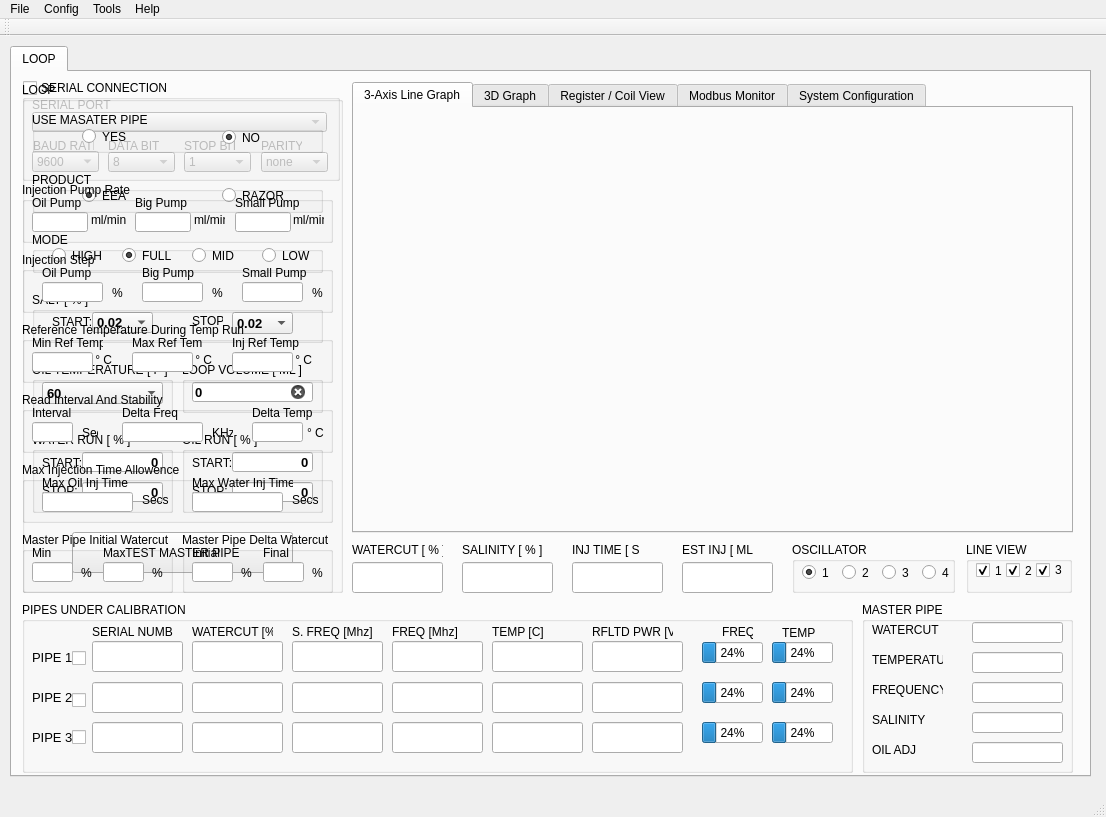
Qt form Sparky/forms/mainwindow.ui (embeddedlinuxer/Sparky) before a commit.
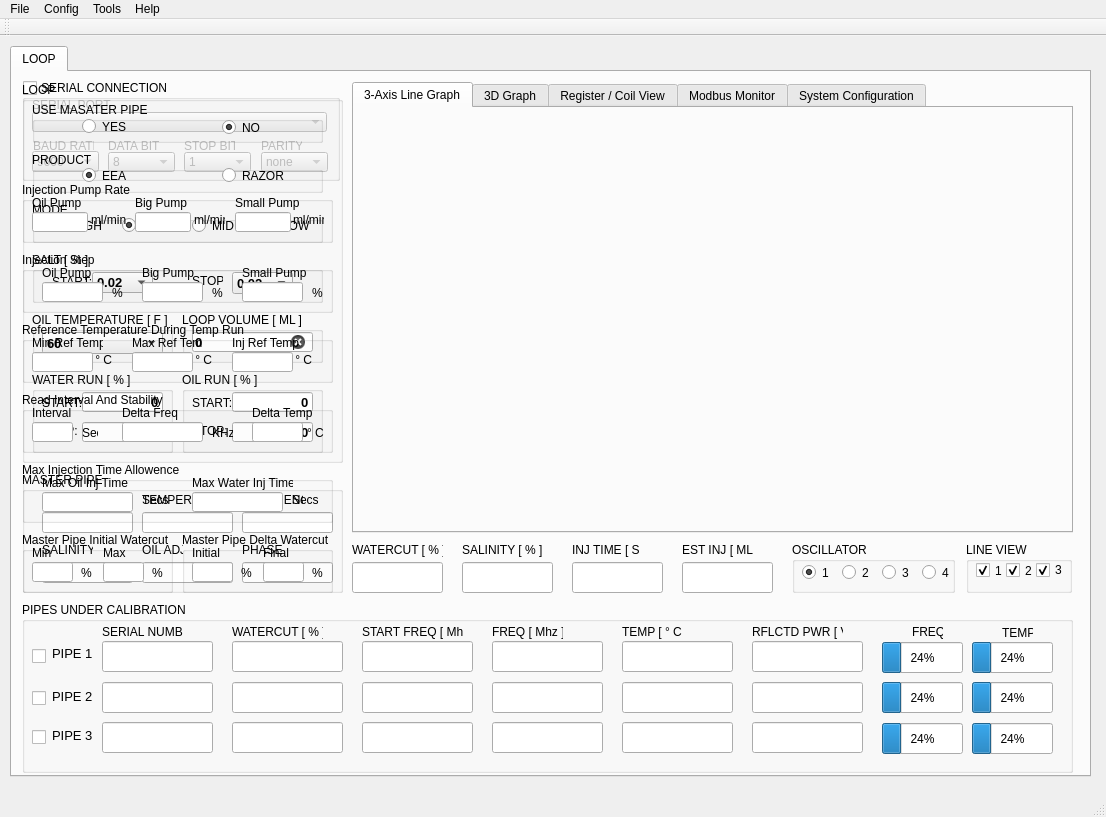
The same form after that commit. Icons and pictures are not drawn.

The edit to the form file:
```diff
--- a/Sparky/forms/mainwindow.ui
+++ b/Sparky/forms/mainwindow.ui
@@ -273,7 +273,7 @@
         <x>10</x>
         <y>10</y>
         <width>321</width>
-        <height>511</height>
+        <height>381</height>
        </rect>
       </property>
       <property name="title">
@@ -289,7 +289,7 @@
        <property name="geometry">
         <rect>
          <x>10</x>
-         <y>210</y>
+         <y>170</y>
          <width>291</width>
          <height>51</height>
         </rect>
@@ -524,7 +524,7 @@
        <property name="geometry">
         <rect>
          <x>10</x>
-         <y>350</y>
+         <y>290</y>
          <width>141</width>
          <height>81</height>
         </rect>
@@ -611,7 +611,7 @@
        <property name="geometry">
         <rect>
          <x>160</x>
-         <y>280</y>
+         <y>230</y>
          <width>141</width>
          <height>51</height>
         </rect>
@@ -648,7 +648,7 @@
        <property name="geometry">
         <rect>
          <x>160</x>
-         <y>350</y>
+         <y>290</y>
          <width>141</width>
          <height>81</height>
         </rect>
@@ -735,7 +735,7 @@
        <property name="geometry">
         <rect>
          <x>10</x>
-         <y>280</y>
+         <y>230</y>
          <width>141</width>
          <height>51</height>
         </rect>
@@ -776,7 +776,7 @@
        <property name="geometry">
         <rect>
          <x>10</x>
-         <y>150</y>
+         <y>120</y>
          <width>291</width>
          <height>41</height>
         </rect>
@@ -847,7 +847,7 @@
        <property name="geometry">
         <rect>
          <x>10</x>
-         <y>90</y>
+         <y>70</y>
          <width>291</width>
          <height>41</height>
         </rect>
@@ -889,7 +889,7 @@
        <property name="geometry">
         <rect>
          <x>10</x>
-         <y>30</y>
+         <y>20</y>
          <width>291</width>
          <height>41</height>
         </rect>
@@ -927,26 +927,13 @@
         </property>
        </widget>
       </widget>
-      <widget class="QPushButton" name="pushButton">
-       <property name="geometry">
-        <rect>
-         <x>50</x>
-         <y>450</y>
-         <width>221</width>
-         <height>41</height>
-        </rect>
-       </property>
-       <property name="text">
-        <string>TEST MASTER PIPE</string>
-       </property>
-      </widget>
      </widget>
      <widget class="QGroupBox" name="groupBox_7">
       <property name="geometry">
        <rect>
         <x>10</x>
         <y>530</y>
-        <width>831</width>
+        <width>1051</width>
         <height>171</height>
        </rect>
       </property>
@@ -956,7 +943,7 @@
       <widget class="QLabel" name="label_98">
        <property name="geometry">
         <rect>
-         <x>70</x>
+         <x>80</x>
          <y>20</y>
          <width>81</width>
          <height>20</height>
@@ -969,75 +956,75 @@
       <widget class="QLabel" name="label_99">
        <property name="geometry">
         <rect>
-         <x>170</x>
+         <x>210</x>
          <y>20</y>
-         <width>81</width>
+         <width>91</width>
          <height>20</height>
         </rect>
        </property>
        <property name="text">
-        <string>WATERCUT [%]</string>
+        <string>WATERCUT [ % ]</string>
        </property>
       </widget>
       <widget class="QLabel" name="label_100">
        <property name="geometry">
         <rect>
-         <x>270</x>
+         <x>340</x>
          <y>20</y>
-         <width>91</width>
+         <width>101</width>
          <height>20</height>
         </rect>
        </property>
        <property name="text">
-        <string>S. FREQ [Mhz]</string>
+        <string>START FREQ [ Mhz ]</string>
        </property>
       </widget>
       <widget class="QLabel" name="label_101">
        <property name="geometry">
         <rect>
-         <x>370</x>
+         <x>470</x>
          <y>20</y>
          <width>71</width>
          <height>20</height>
         </rect>
        </property>
        <property name="text">
-        <string>FREQ [Mhz]</string>
+        <string>FREQ [ Mhz ]</string>
        </property>
       </widget>
       <widget class="QLabel" name="label_102">
        <property name="geometry">
         <rect>
-         <x>470</x>
+         <x>600</x>
          <y>20</y>
-         <width>51</width>
+         <width>61</width>
          <height>20</height>
         </rect>
        </property>
        <property name="text">
-        <string>TEMP [C]</string>
+        <string>TEMP [ ° C ]</string>
        </property>
       </widget>
       <widget class="QLabel" name="label_103">
        <property name="geometry">
         <rect>
-         <x>570</x>
+         <x>730</x>
          <y>20</y>
-         <width>81</width>
+         <width>91</width>
          <height>20</height>
         </rect>
        </property>
        <property name="text">
-        <string>RFLTD PWR [V]</string>
+        <string>RFLCTD PWR [ V ]</string>
        </property>
       </widget>
       <widget class="QProgressBar" name="progressBar">
        <property name="geometry">
         <rect>
-         <x>680</x>
+         <x>860</x>
          <y>40</y>
-         <width>61</width>
-         <height>21</height>
+         <width>81</width>
+         <height>31</height>
         </rect>
        </property>
        <property name="value">
@@ -1050,10 +1037,10 @@
       <widget class="QProgressBar" name="progressBar_2">
        <property name="geometry">
         <rect>
-         <x>750</x>
+         <x>950</x>
          <y>40</y>
-         <width>61</width>
-         <height>21</height>
+         <width>81</width>
+         <height>31</height>
         </rect>
        </property>
        <property name="value">
@@ -1066,7 +1053,7 @@
       <widget class="QLabel" name="label_105">
        <property name="geometry">
         <rect>
-         <x>700</x>
+         <x>890</x>
          <y>20</y>
          <width>31</width>
          <height>20</height>
@@ -1079,9 +1066,9 @@
       <widget class="QLabel" name="label_106">
        <property name="geometry">
         <rect>
-         <x>760</x>
+         <x>980</x>
          <y>20</y>
-         <width>41</width>
+         <width>31</width>
          <height>21</height>
         </rect>
        </property>
@@ -1092,10 +1079,10 @@
       <widget class="QProgressBar" name="progressBar_3">
        <property name="geometry">
         <rect>
-         <x>750</x>
+         <x>950</x>
          <y>80</y>
-         <width>61</width>
-         <height>21</height>
+         <width>81</width>
+         <height>31</height>
         </rect>
        </property>
        <property name="value">
@@ -1108,10 +1095,10 @@
       <widget class="QProgressBar" name="progressBar_4">
        <property name="geometry">
         <rect>
-         <x>680</x>
+         <x>860</x>
          <y>80</y>
-         <width>61</width>
-         <height>21</height>
+         <width>81</width>
+         <height>31</height>
         </rect>
        </property>
        <property name="value">
@@ -1124,10 +1111,10 @@
       <widget class="QProgressBar" name="progressBar_5">
        <property name="geometry">
         <rect>
-         <x>750</x>
-         <y>120</y>
-         <width>61</width>
-         <height>21</height>
+         <x>950</x>
+         <y>121</y>
+         <width>81</width>
+         <height>31</height>
         </rect>
        </property>
        <property name="value">
@@ -1140,10 +1127,10 @@
       <widget class="QProgressBar" name="progressBar_6">
        <property name="geometry">
         <rect>
-         <x>680</x>
-         <y>120</y>
-         <width>61</width>
-         <height>21</height>
+         <x>860</x>
+         <y>121</y>
+         <width>81</width>
+         <height>31</height>
         </rect>
        </property>
        <property name="value">
@@ -1156,10 +1143,10 @@
       <widget class="QCheckBox" name="checkBox">
        <property name="geometry">
         <rect>
-         <x>50</x>
+         <x>10</x>
          <y>46</y>
          <width>21</width>
-         <height>21</height>
+         <height>16</height>
         </rect>
        </property>
        <property name="text">
@@ -1169,8 +1156,8 @@
       <widget class="QCheckBox" name="checkBox_2">
        <property name="geometry">
         <rect>
-         <x>50</x>
-         <y>90</y>
+         <x>10</x>
+         <y>88</y>
          <width>21</width>
          <height>16</height>
         </rect>
@@ -1182,10 +1169,10 @@
       <widget class="QCheckBox" name="checkBox_3">
        <property name="geometry">
         <rect>
-         <x>50</x>
-         <y>120</y>
+         <x>10</x>
+         <y>127</y>
          <width>21</width>
-         <height>31</height>
+         <height>16</height>
         </rect>
        </property>
        <property name="text">
@@ -1195,9 +1182,9 @@
       <widget class="QLineEdit" name="lineEdit_2">
        <property name="geometry">
         <rect>
-         <x>70</x>
+         <x>80</x>
          <y>39</y>
-         <width>91</width>
+         <width>111</width>
          <height>31</height>
         </rect>
        </property>
@@ -1234,9 +1221,9 @@
       <widget class="QLineEdit" name="lineEdit_7">
        <property name="geometry">
         <rect>
-         <x>70</x>
+         <x>80</x>
          <y>80</y>
-         <width>91</width>
+         <width>111</width>
          <height>31</height>
         </rect>
        </property>
@@ -1273,9 +1260,9 @@
       <widget class="QLineEdit" name="lineEdit_13">
        <property name="geometry">
         <rect>
-         <x>70</x>
+         <x>80</x>
          <y>120</y>
-         <width>91</width>
+         <width>111</width>
          <height>31</height>
         </rect>
        </property>
@@ -1312,8 +1299,8 @@
       <widget class="QLabel" name="label_104">
        <property name="geometry">
         <rect>
-         <x>10</x>
-         <y>40</y>
+         <x>30</x>
+         <y>36</y>
          <width>41</width>
          <height>31</height>
         </rect>
@@ -1333,8 +1320,8 @@
       <widget class="QLabel" name="label_107">
        <property name="geometry">
         <rect>
-         <x>10</x>
-         <y>80</y>
+         <x>30</x>
+         <y>79</y>
          <width>41</width>
          <height>31</height>
         </rect>
@@ -1354,8 +1341,8 @@
       <widget class="QLabel" name="label_108">
        <property name="geometry">
         <rect>
-         <x>10</x>
-         <y>120</y>
+         <x>30</x>
+         <y>118</y>
          <width>41</width>
          <height>31</height>
         </rect>
@@ -1375,9 +1362,9 @@
       <widget class="QLineEdit" name="lineEdit_3">
        <property name="geometry">
         <rect>
-         <x>170</x>
+         <x>210</x>
          <y>39</y>
-         <width>91</width>
+         <width>111</width>
          <height>31</height>
         </rect>
        </property>
@@ -1417,9 +1404,9 @@
       <widget class="QLineEdit" name="lineEdit_14">
        <property name="geometry">
         <rect>
-         <x>170</x>
+         <x>210</x>
          <y>120</y>
-         <width>91</width>
+         <width>111</width>
          <height>31</height>
         </rect>
        </property>
@@ -1459,9 +1446,9 @@
       <widget class="QLineEdit" name="lineEdit_8">
        <property name="geometry">
         <rect>
-         <x>170</x>
+         <x>210</x>
          <y>80</y>
-         <width>91</width>
+         <width>111</width>
          <height>31</height>
         </rect>
        </property>
@@ -1501,9 +1488,9 @@
       <widget class="QLineEdit" name="lineEdit_4">
        <property name="geometry">
         <rect>
-         <x>270</x>
+         <x>340</x>
          <y>39</y>
-         <width>91</width>
+         <width>111</width>
          <height>31</height>
         </rect>
        </property>
@@ -1543,9 +1530,9 @@
       <widget class="QLineEdit" name="lineEdit_15">
        <property name="geometry">
         <rect>
-         <x>270</x>
+         <x>340</x>
          <y>120</y>
-         <width>91</width>
+         <width>111</width>
          <height>31</height>
         </rect>
        </property>
@@ -1585,9 +1572,9 @@
       <widget class="QLineEdit" name="lineEdit_9">
        <property name="geometry">
         <rect>
-         <x>270</x>
+         <x>340</x>
          <y>80</y>
-         <width>91</width>
+         <width>111</width>
          <height>31</height>
         </rect>
        </property>
@@ -1627,9 +1614,9 @@
       <widget class="QLineEdit" name="lineEdit_5">
        <property name="geometry">
         <rect>
-         <x>370</x>
+         <x>470</x>
          <y>39</y>
-         <width>91</width>
+         <width>111</width>
          <height>31</height>
         </rect>
        </property>
@@ -1669,9 +1656,9 @@
       <widget class="QLineEdit" name="lineEdit_16">
        <property name="geometry">
         <rect>
-         <x>370</x>
+         <x>470</x>
          <y>120</y>
-         <width>91</width>
+         <width>111</width>
          <height>31</height>
         </rect>
        </property>
@@ -1711,9 +1698,9 @@
       <widget class="QLineEdit" name="lineEdit_10">
        <property name="geometry">
         <rect>
-         <x>370</x>
+         <x>470</x>
          <y>80</y>
-         <width>91</width>
+         <width>111</width>
          <height>31</height>
         </rect>
        </property>
@@ -1753,9 +1740,9 @@
       <widget class="QLineEdit" name="lineEdit_6">
        <property name="geometry">
         <rect>
-         <x>470</x>
+         <x>600</x>
          <y>39</y>
-         <width>91</width>
+         <width>111</width>
          <height>31</height>
         </rect>
        </property>
@@ -1795,9 +1782,9 @@
       <widget class="QLineEdit" name="lineEdit_17">
        <property name="geometry">
         <rect>
-         <x>470</x>
+         <x>600</x>
          <y>120</y>
-         <width>91</width>
+         <width>111</width>
          <height>31</height>
         </rect>
        </property>
@@ -1837,9 +1824,9 @@
       <widget class="QLineEdit" name="lineEdit_11">
        <property name="geometry">
         <rect>
-         <x>470</x>
+         <x>600</x>
          <y>80</y>
-         <width>91</width>
+         <width>111</width>
          <height>31</height>
         </rect>
        </property>
@@ -1879,9 +1866,9 @@
       <widget class="QLineEdit" name="lineEdit_12">
        <property name="geometry">
         <rect>
-         <x>570</x>
+         <x>730</x>
          <y>39</y>
-         <width>91</width>
+         <width>111</width>
          <height>31</height>
         </rect>
        </property>
@@ -1921,9 +1908,9 @@
       <widget class="QLineEdit" name="lineEdit_18">
        <property name="geometry">
         <rect>
-         <x>570</x>
+         <x>730</x>
          <y>120</y>
-         <width>91</width>
+         <width>111</width>
          <height>31</height>
         </rect>
        </property>
@@ -1963,9 +1950,9 @@
       <widget class="QLineEdit" name="lineEdit_19">
        <property name="geometry">
         <rect>
-         <x>570</x>
+         <x>730</x>
          <y>80</y>
-         <width>91</width>
+         <width>111</width>
          <height>31</height>
         </rect>
        </property>
@@ -3114,10 +3101,10 @@
      <widget class="QGroupBox" name="groupBox_20">
       <property name="geometry">
        <rect>
-        <x>850</x>
-        <y>530</y>
-        <width>211</width>
-        <height>171</height>
+        <x>10</x>
+        <y>400</y>
+        <width>321</width>
+        <height>121</height>
        </rect>
       </property>
       <property name="title">
@@ -3132,7 +3119,7 @@
       <widget class="QLabel" name="label_19">
        <property name="geometry">
         <rect>
-         <x>10</x>
+         <x>20</x>
          <y>20</y>
          <width>71</width>
          <height>16</height>
@@ -3145,9 +3132,9 @@
       <widget class="QLabel" name="label_20">
        <property name="geometry">
         <rect>
-         <x>10</x>
-         <y>110</y>
-         <width>61</width>
+         <x>20</x>
+         <y>70</y>
+         <width>51</width>
          <height>16</height>
         </rect>
        </property>
@@ -3158,9 +3145,9 @@
       <widget class="QLabel" name="label_21">
        <property name="geometry">
         <rect>
-         <x>10</x>
-         <y>140</y>
-         <width>91</width>
+         <x>120</x>
+         <y>70</y>
+         <width>41</width>
          <height>16</height>
         </rect>
        </property>
@@ -3171,8 +3158,8 @@
       <widget class="QLineEdit" name="lineEdit_20">
        <property name="geometry">
         <rect>
-         <x>110</x>
-         <y>20</y>
+         <x>20</x>
+         <y>40</y>
          <width>91</width>
          <height>21</height>
         </rect>
@@ -3213,8 +3200,8 @@
       <widget class="QLineEdit" name="lineEdit_21">
        <property name="geometry">
         <rect>
-         <x>110</x>
-         <y>140</y>
+         <x>120</x>
+         <y>90</y>
          <width>91</width>
          <height>21</height>
         </rect>
@@ -3255,8 +3242,8 @@
       <widget class="QLineEdit" name="lineEdit_22">
        <property name="geometry">
         <rect>
-         <x>110</x>
-         <y>110</y>
+         <x>20</x>
+         <y>90</y>
          <width>91</width>
          <height>21</height>
         </rect>
@@ -3297,9 +3284,9 @@
       <widget class="QLabel" name="label_27">
        <property name="geometry">
         <rect>
-         <x>10</x>
-         <y>80</y>
-         <width>71</width>
+         <x>220</x>
+         <y>20</y>
+         <width>61</width>
          <height>16</height>
         </rect>
        </property>
@@ -3310,8 +3297,8 @@
       <widget class="QLabel" name="label_26">
        <property name="geometry">
         <rect>
-         <x>10</x>
-         <y>50</y>
+         <x>120</x>
+         <y>20</y>
          <width>71</width>
          <height>16</height>
         </rect>
@@ -3323,8 +3310,8 @@
       <widget class="QLineEdit" name="lineEdit_29">
        <property name="geometry">
         <rect>
-         <x>110</x>
-         <y>50</y>
+         <x>120</x>
+         <y>40</y>
          <width>91</width>
          <height>21</height>
         </rect>
@@ -3365,8 +3352,8 @@
       <widget class="QLineEdit" name="lineEdit_30">
        <property name="geometry">
         <rect>
-         <x>110</x>
-         <y>80</y>
+         <x>220</x>
+         <y>40</y>
          <width>91</width>
          <height>21</height>
         </rect>
@@ -3404,6 +3391,61 @@
         <bool>false</bool>
        </property>
       </widget>
+      <widget class="QLineEdit" name="lineEdit_31">
+       <property name="geometry">
+        <rect>
+         <x>220</x>
+         <y>90</y>
+         <width>91</width>
+         <height>21</height>
+        </rect>
+       </property>
+       <property name="font">
+        <font>
+         <pointsize>14</pointsize>
+         <weight>50</weight>
+         <bold>false</bold>
+         <strikeout>false</strikeout>
+        </font>
+       </property>
+       <property name="mouseTracking">
+        <bool>true</bool>
+       </property>
+       <property name="acceptDrops">
+        <bool>true</bool>
+       </property>
+       <property name="inputMask">
+        <string/>
+       </property>
+       <property name="text">
+        <string/>
+       </property>
+       <property name="alignment">
+        <set>Qt::AlignCenter</set>
+       </property>
+       <property name="readOnly">
+        <bool>true</bool>
+       </property>
+       <property name="placeholderText">
+        <string/>
+       </property>
+       <property name="clearButtonEnabled">
+        <bool>false</bool>
+       </property>
+      </widget>
+      <widget class="QLabel" name="label_28">
+       <property name="geometry">
+        <rect>
+         <x>220</x>
+         <y>70</y>
+         <width>41</width>
+         <height>16</height>
+        </rect>
+       </property>
+       <property name="text">
+        <string>PHASE</string>
+       </property>
+      </widget>
      </widget>
      <widget class="QLineEdit" name="lineEdit_23">
       <property name="geometry">
```
Left out of the diff: 21 changed lines with no effect on the pictures.
